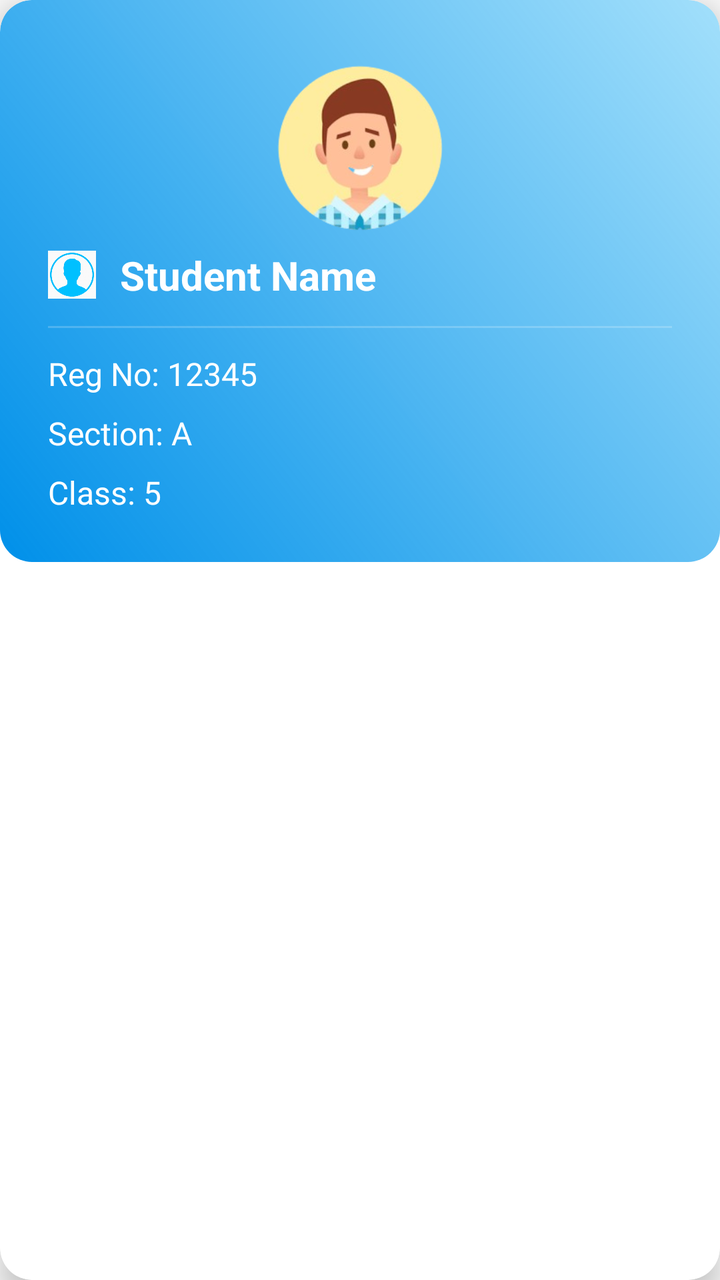
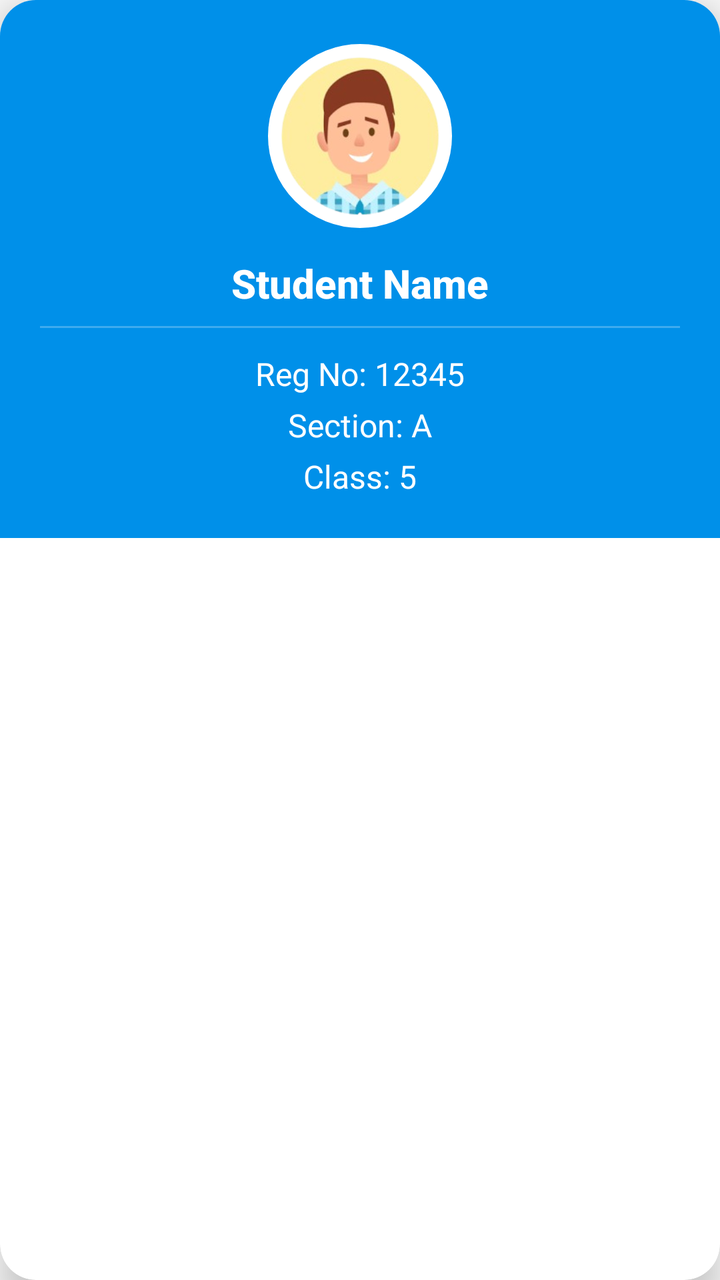

An Android layout rendered at two revisions. The XML below is the earlier revision; the diff shows what the commit changed to produce the second picture.
<!-- AndroidManifest.xml: application theme Theme.ParentApp -->
<!-- res/layout/item_student.xml -->
<?xml version="1.0" encoding="utf-8"?>
<androidx.cardview.widget.CardView xmlns:android="http://schemas.android.com/apk/res/android"
    xmlns:app="http://schemas.android.com/apk/res-auto"
    android:layout_width="match_parent"
    android:layout_height="wrap_content"
    android:layout_margin="8dp"
    app:cardCornerRadius="16dp"
    app:cardElevation="8dp"
    android:background="@android:color/white">


<LinearLayout
android:layout_width="match_parent"
android:layout_height="wrap_content"
android:orientation="vertical"
android:background="@drawable/card_gradient"
    android:padding="24dp">
    <ImageView
        android:id="@+id/studentImage"
        android:layout_width="100dp"
        android:layout_height="100dp"
        android:scaleType="centerCrop"
        android:layout_gravity="center"
        android:src="@drawable/img_5" />

<LinearLayout
android:layout_width="match_parent"
android:layout_height="wrap_content"
android:orientation="horizontal"
android:gravity="center_vertical"
android:layout_marginBottom="12dp">

<ImageView
    android:layout_width="24dp"
    android:layout_height="24dp"
    android:src="@drawable/profileim"

android:layout_marginEnd="12dp"/>

<TextView
    android:id="@+id/studentName"
    android:layout_width="wrap_content"
    android:layout_height="wrap_content"
    android:text="Student Name"
    android:textSize="20sp"
android:textStyle="bold"
android:textColor="@android:color/white"/>
</LinearLayout>


<View
android:layout_width="match_parent"
android:layout_height="1dp"
android:background="@android:color/white"
android:alpha="0.2"
android:layout_marginBottom="12dp"/>


<LinearLayout
android:layout_width="match_parent"
android:layout_height="wrap_content"
android:orientation="horizontal"
android:gravity="center_vertical"
android:layout_marginBottom="8dp">


<TextView
    android:id="@+id/registration"
    android:layout_width="wrap_content"
    android:layout_height="wrap_content"
    android:text="Reg No: 12345"
    android:textSize="16sp"
    android:textColor="@android:color/white"/>
</LinearLayout>


<LinearLayout
android:layout_width="match_parent"
android:layout_height="wrap_content"
android:orientation="horizontal"
android:gravity="center_vertical"
android:layout_marginBottom="8dp">



<TextView
    android:id="@+id/section"
    android:layout_width="wrap_content"
    android:layout_height="wrap_content"
    android:text="Section: A"
    android:textSize="16sp"
    android:textColor="@android:color/white"/>
</LinearLayout>


<LinearLayout
android:layout_width="match_parent"
android:layout_height="wrap_content"
android:orientation="horizontal"
android:gravity="center_vertical">



<TextView
    android:id="@+id/studentClass"
    android:layout_width="wrap_content"
    android:layout_height="wrap_content"
    android:text="Class: 5"
    android:textSize="16sp"
    android:textColor="@android:color/white"/>
</LinearLayout>
    </LinearLayout>
</androidx.cardview.widget.CardView>
<!-- resources referenced by this layout -->
<resources>
  <!-- drawable card_gradient (drawable) -->
  <?xml version="1.0" encoding="utf-8"?>
  <shape xmlns:android="http://schemas.android.com/apk/res/android">
      <gradient
          android:startColor="#0090E9"
          android:endColor="#5E03A9F4"
          android:angle="45"/>
      <corners android:radius="16dp"/>
  </shape>
  <!-- drawable img_5: png bitmap (drawable, 138837 bytes) -->
  <!-- drawable profileim: png bitmap (drawable, 8477 bytes) -->
  <style name="Theme.ParentApp" parent="Base.Theme.ParentApp" />
  <style name="Base.Theme.ParentApp" parent="Theme.AppCompat.DayNight.NoActionBar">
          
          
      </style>
</resources>

<!-- the commit's change to res/layout/item_student.xml (unified diff, before → after) -->
@@ -3,111 +3,86 @@
     xmlns:app="http://schemas.android.com/apk/res-auto"
     android:layout_width="match_parent"
     android:layout_height="wrap_content"
-    android:layout_margin="8dp"
-    app:cardCornerRadius="16dp"
-    app:cardElevation="8dp"
-    android:background="@android:color/white">
+    android:layout_margin="12dp"
+    android:foreground="?attr/selectableItemBackground"
+    app:cardCornerRadius="18dp"
+    app:cardElevation="10dp"
+    app:cardBackgroundColor="@android:color/white">
+    <LinearLayout
+        android:layout_width="match_parent"
+        android:layout_height="wrap_content"
+        android:orientation="vertical"
+        android:background="@color/coreblue"
+        android:padding="20dp"
+        android:gravity="center_horizontal">
+
+        
+        <ImageView
+            android:id="@+id/studentImage"
+            android:layout_width="96dp"
+            android:layout_height="96dp"
+            android:layout_marginBottom="12dp"
+            android:src="@drawable/img_5"
+            android:background="@drawable/circle_white_border"
+            android:scaleType="centerCrop" />
+
+        
+        <TextView
+            android:id="@+id/studentName"
+            android:layout_width="wrap_content"
+            android:layout_height="wrap_content"
+            android:text="Student Name"
+            android:textColor="@android:color/white"
+            android:textSize="20sp"
+            android:textStyle="bold"
+            android:fontFamily="sans-serif-medium"
+            android:layout_marginBottom="8dp" />
+
+        
+        <View
+            android:layout_width="match_parent"
+            android:layout_height="1dp"
+            android:layout_marginBottom="12dp"
+            android:background="@android:color/white"
+            android:alpha="0.25" />
+
+        
+        <LinearLayout
+            android:layout_width="match_parent"
+            android:layout_height="wrap_content"
+            android:orientation="vertical"
+            android:gravity="center_horizontal">
+
+            <TextView
+                android:id="@+id/registration"
+                android:layout_width="wrap_content"
+                android:layout_height="wrap_content"
+                android:text="Reg No: 12345"
+                android:textSize="16sp"
+                android:textColor="@android:color/white"
+                android:layout_marginBottom="4dp"
+                android:fontFamily="sans-serif" />
+
+            <TextView
+                android:id="@+id/section"
+                android:layout_width="wrap_content"
+                android:layout_height="wrap_content"
+                android:text="Section: A"
+                android:textSize="16sp"
+                android:textColor="@android:color/white"
+                android:layout_marginBottom="4dp"
+                android:fontFamily="sans-serif" />
+
+            <TextView
+                android:id="@+id/studentClass"
+                android:layout_width="wrap_content"
+                android:layout_height="wrap_content"
+                android:text="Class: 5"
+                android:textSize="16sp"
+                android:textColor="@android:color/white"
+                android:fontFamily="sans-serif" />
+        </LinearLayout>
+    </LinearLayout>
 
 
-<LinearLayout
-android:layout_width="match_parent"
-android:layout_height="wrap_content"
-android:orientation="vertical"
-android:background="@drawable/card_gradient"
-    android:padding="24dp">
-    <ImageView
-        android:id="@+id/studentImage"
-        android:layout_width="100dp"
-        android:layout_height="100dp"
-        android:scaleType="centerCrop"
-        android:layout_gravity="center"
-        android:src="@drawable/img_5" />
-
-<LinearLayout
-android:layout_width="match_parent"
-android:layout_height="wrap_content"
-android:orientation="horizontal"
-android:gravity="center_vertical"
-android:layout_marginBottom="12dp">
-
-<ImageView
-    android:layout_width="24dp"
-    android:layout_height="24dp"
-    android:src="@drawable/profileim"
-
-android:layout_marginEnd="12dp"/>
-
-<TextView
-    android:id="@+id/studentName"
-    android:layout_width="wrap_content"
-    android:layout_height="wrap_content"
-    android:text="Student Name"
-    android:textSize="20sp"
-android:textStyle="bold"
-android:textColor="@android:color/white"/>
-</LinearLayout>
-
-
-<View
-android:layout_width="match_parent"
-android:layout_height="1dp"
-android:background="@android:color/white"
-android:alpha="0.2"
-android:layout_marginBottom="12dp"/>
-
-
-<LinearLayout
-android:layout_width="match_parent"
-android:layout_height="wrap_content"
-android:orientation="horizontal"
-android:gravity="center_vertical"
-android:layout_marginBottom="8dp">
-
-
-<TextView
-    android:id="@+id/registration"
-    android:layout_width="wrap_content"
-    android:layout_height="wrap_content"
-    android:text="Reg No: 12345"
-    android:textSize="16sp"
-    android:textColor="@android:color/white"/>
-</LinearLayout>
-
-
-<LinearLayout
-android:layout_width="match_parent"
-android:layout_height="wrap_content"
-android:orientation="horizontal"
-android:gravity="center_vertical"
-android:layout_marginBottom="8dp">
-
-
-
-<TextView
-    android:id="@+id/section"
-    android:layout_width="wrap_content"
-    android:layout_height="wrap_content"
-    android:text="Section: A"
-    android:textSize="16sp"
-    android:textColor="@android:color/white"/>
-</LinearLayout>
-
-
-<LinearLayout
-android:layout_width="match_parent"
-android:layout_height="wrap_content"
-android:orientation="horizontal"
-android:gravity="center_vertical">
-
-
-
-<TextView
-    android:id="@+id/studentClass"
-    android:layout_width="wrap_content"
-    android:layout_height="wrap_content"
-    android:text="Class: 5"
-    android:textSize="16sp"
-    android:textColor="@android:color/white"/>
-</LinearLayout>
-    </LinearLayout>
 </androidx.cardview.widget.CardView>
<!-- resource entries referenced after the edit -->
@@ -1,16 +1,16 @@
 <!-- resources referenced by this layout -->
 <resources>
-  <!-- drawable card_gradient (drawable) -->
+  <color name="coreblue">#0090E9</color>
+  <!-- drawable circle_white_border (drawable) -->
   <?xml version="1.0" encoding="utf-8"?>
-  <shape xmlns:android="http://schemas.android.com/apk/res/android">
-      <gradient
-          android:startColor="#0090E9"
-          android:endColor="#5E03A9F4"
-          android:angle="45"/>
-      <corners android:radius="16dp"/>
+  <shape xmlns:android="http://schemas.android.com/apk/res/android"
+      android:shape="oval">
+      <solid android:color="@android:color/white" />
+      <stroke
+          android:width="2dp"
+          android:color="@color/coreblue" />
   </shape>
   <!-- drawable img_5: png bitmap (drawable, 138837 bytes) -->
-  <!-- drawable profileim: png bitmap (drawable, 8477 bytes) -->
   <style name="Theme.ParentApp" parent="Base.Theme.ParentApp" />
   <style name="Base.Theme.ParentApp" parent="Theme.AppCompat.DayNight.NoActionBar">
           
